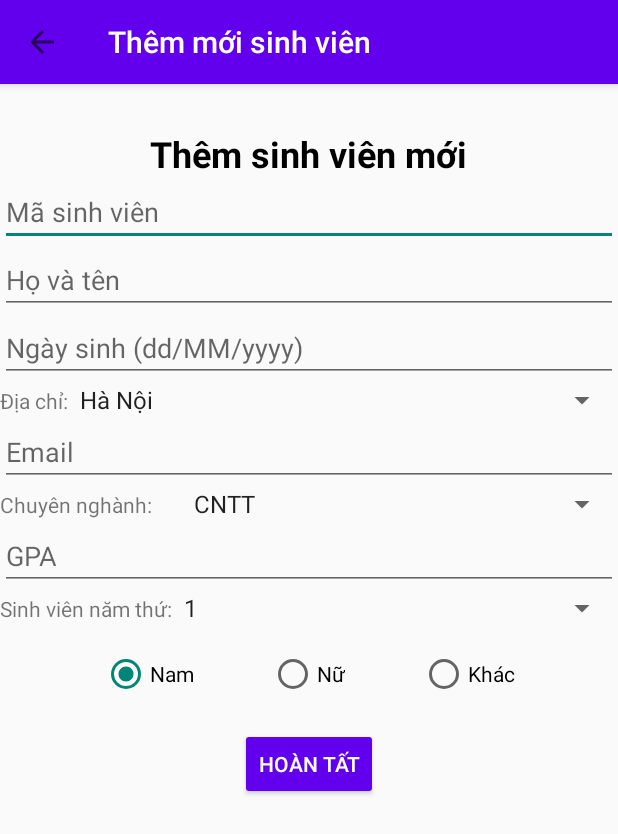
After one commit to tuandat25/CSE441_PRACTICE, an Android app: the CreateActivity screen opened directly, with no data from a screen before it, on a phone screen of 412 x 824 dp. The commit adds this screen. Shown: the top 834 px of the screen. Run offline under Robolectric (Android 15) with nearby library versions, the phone set to English and light mode, and no system bars.

Commit message:
Update add student and see information student

```diff
--- a/BTTH03/app/src/main/AndroidManifest.xml
+++ b/BTTH03/app/src/main/AndroidManifest.xml
@@ -13,6 +13,12 @@
         android:theme="@style/Theme.BTTH03"
         tools:targetApi="31">
         <activity
+            android:name=".StudentDetailActivity"
+            android:exported="false" />
+        <activity
+            android:name=".CreateActivity"
+            android:exported="false" />
+        <activity
             android:name=".MainActivity"
             android:exported="true">
             <intent-filter>
--- /dev/null
+++ b/BTTH03/app/src/main/java/com/tuandat/btth/btth03/CreateActivity.java
@@ -0,0 +1,204 @@
+package com.tuandat.btth.btth03;
+
+import android.content.Context;
+import android.content.Intent;
+import android.content.SharedPreferences;
+import android.os.Bundle;
+import android.util.Log;
+import android.view.MenuItem;
+import android.widget.Button;
+import android.widget.EditText;
+import android.widget.RadioButton;
+import android.widget.RadioGroup;
+import android.widget.Spinner;
+import android.widget.Toast;
+
+import androidx.activity.EdgeToEdge;
+import androidx.appcompat.app.AppCompatActivity;
+import androidx.appcompat.widget.Toolbar;
+import androidx.core.graphics.Insets;
+import androidx.core.view.ViewCompat;
+import androidx.core.view.WindowInsetsCompat;
+import androidx.localbroadcastmanager.content.LocalBroadcastManager;
+
+import com.google.gson.Gson;
+import com.google.gson.reflect.TypeToken;
+import com.tuandat.btth.btth03.entities.Student;
+
+import java.lang.reflect.Type;
+import java.util.ArrayList;
+import java.util.List;
+
+public class CreateActivity extends AppCompatActivity {
+    private EditText etStudentId, etFullName, etBirthDate, etEmail, etGpa;
+    private Spinner spnMajor, spnExpYear, spnAddr;
+    private Button btnSubmit;
+    private RadioGroup radioGroupGender;
+    private List<Student> studentList;
+
+    @Override
+    protected void onCreate(Bundle savedInstanceState) {
+        super.onCreate(savedInstanceState);
+        EdgeToEdge.enable(this);
+        setContentView(R.layout.activity_create);
+
+        // Khởi tạo các trường nhập
+        etStudentId = findViewById(R.id.etStudentId);
+        etFullName = findViewById(R.id.etFullName);
+        etBirthDate = findViewById(R.id.etBirthDate);
+        etEmail = findViewById(R.id.etEmail);
+        etGpa = findViewById(R.id.etGpa);
+        spnMajor = findViewById(R.id.spnMajor);
+        btnSubmit = findViewById(R.id.btnSubmit);
+        spnExpYear = findViewById(R.id.spnExpYear);
+        radioGroupGender = findViewById(R.id.radioGroupGender);
+        spnAddr = findViewById(R.id.spnAddr);
+
+        // Khởi tạo danh sách sinh viên
+        studentList = new ArrayList<>();
+
+        btnSubmit.setOnClickListener(v -> {
+            saveStudentData();
+        });
+
+        ViewCompat.setOnApplyWindowInsetsListener(findViewById(R.id.main), (v, insets) -> {
+            Insets systemBars = insets.getInsets(WindowInsetsCompat.Type.systemBars());
+            v.setPadding(systemBars.left, systemBars.top, systemBars.right, systemBars.bottom);
+            return insets;
+        });
+
+        // Toolbar
+        Toolbar toolbar = findViewById(R.id.toolbar);
+        setSupportActionBar(toolbar);
+        toolbar.setTitleTextColor(getResources().getColor(android.R.color.white));
+
+        // Thiết lập nút back
+        getSupportActionBar().setDisplayHomeAsUpEnabled(true);
+        getSupportActionBar().setDisplayShowHomeEnabled(true);
+    }
+
+    // Xử lý sự kiện nút back trên Toolbar
+    @Override
+    public boolean onOptionsItemSelected(MenuItem item) {
+        if (item.getItemId() == android.R.id.home) {
+            // Quay lại màn hình trước
+            onBackPressed();
+            return true;
+        }
+        return super.onOptionsItemSelected(item);
+    }
+
+    private void saveStudentData() {
+        // Lấy dữ liệu từ các trường
+        String id = etStudentId.getText().toString().trim();
+        String fullName = etFullName.getText().toString().trim();
+        String birthDate = etBirthDate.getText().toString().trim();
+        String email = etEmail.getText().toString().trim();
+        String address = spnAddr.getSelectedItem().toString();
+        String major = spnMajor.getSelectedItem().toString();
+        String gpaStr = etGpa.getText().toString().trim();
+        int expYear = spnExpYear.getSelectedItemPosition(); // Vị trí của năm trong Spinner
+        String gender = getSelectedGender();
+
+        // Kiểm tra các trường không được để trống
+        if (id.isEmpty()) {
+            etStudentId.setError("Mã sinh viên không được để trống!");
+            return;
+        }
+
+        if (fullName.isEmpty()) {
+            etFullName.setError("Họ và tên không được để trống!");
+            return;
+        }
+
+        if (email.isEmpty()) {
+            etEmail.setError("Email không được để trống!");
+            return;
+        }
+
+        // Kiểm tra định dạng ngày sinh
+        if (!isValidDate(birthDate)) {
+            etBirthDate.setError("Ngày sinh không hợp lệ! Vui lòng nhập theo định dạng dd/MM/yyyy");
+            return;
+        }
+
+        // Kiểm tra GPA
+        if (gpaStr.isEmpty()) {
+            etGpa.setError("GPA không được để trống!");
+            return;
+        }
+
+        double gpa;
+        try {
+            gpa = Double.parseDouble(gpaStr);
+            if (gpa < 0 || gpa > 4.0) {
+                etGpa.setError("GPA phải nằm trong khoảng từ 0 đến 4.0!");
+                return;
+            }
+        } catch (NumberFormatException e) {
+            etGpa.setError("GPA phải là một số!");
+            return;
+        }
+
+        int year = Integer.parseInt(String.valueOf(spnExpYear.getSelectedItemPosition()));
+        // Tạo đối tượng sinh viên
+        Student student = new Student(id, new Student.FullName(fullName, "", ""), gender, birthDate, email, address, major, gpa, year+1);
+
+        // Đọc danh sách sinh viên từ SharedPreferences
+        loadStudentList();
+
+        // Thêm sinh viên vào danh sách
+        studentList.add(student);
+
+        // Lưu vào SharedPreferences
+        saveToSharedPreferences();
+
+        // Hiển thị thông báo
+        Toast.makeText(this, "Thêm sinh viên thành công!", Toast.LENGTH_SHORT).show();
+
+        setResult(RESULT_OK);
+        finish();
+    }
+
+    private void loadStudentList() {
+        SharedPreferences sharedPreferences = getSharedPreferences("student_prefs", MODE_PRIVATE);
+        Gson gson = new Gson();
+        String json = sharedPreferences.getString("student_list", null);
+        Type type = new TypeToken<List<Student>>() {}.getType();
+
+        if (json != null) {
+            studentList = gson.fromJson(json, type);
+        } else {
+            studentList = new ArrayList<>(); // Khởi tạo danh sách mới nếu chưa có dữ liệu
+        }
+    }
+
+    private void saveToSharedPreferences() {
+        SharedPreferences sharedPreferences = getSharedPreferences("student_prefs", MODE_PRIVATE);
+        SharedPreferences.Editor editor = sharedPreferences.edit();
+
+        // Chuyển danh sách sinh viên thành chuỗi JSON
+        Gson gson = new Gson();
+        String json = gson.toJson(studentList);
+
+        editor.putString("student_list", json);
+        editor.apply();
+    }
+
+    private boolean isValidDate(String date) {
+        // Kiểm tra định dạng ngày tháng năm
+        String regex = "^(0[1-9]|[12][0-9]|3[01])/(0[1-9]|1[0-2])/(\\d{4})$";
+        return date.matches(regex);
+    }
+
+    private String getSelectedGender() {
+        int selectedId = radioGroupGender.getCheckedRadioButtonId();
+        if (selectedId != -1) { // Kiểm tra xem có radio button nào được chọn không
+            RadioButton selectedRadioButton = findViewById(selectedId);
+            return selectedRadioButton.getText().toString();
+        }
+        return ""; // Trả về chuỗi rỗng nếu không có giới tính được chọn
+    }
+
+
+}
--- a/BTTH03/app/src/main/java/com/tuandat/btth/btth03/entities/Student.java
+++ b/BTTH03/app/src/main/java/com/tuandat/btth/btth03/entities/Student.java
@@ -1,10 +1,12 @@
 package com.tuandat.btth.btth03.entities;
+import java.io.Serializable;
+
 import lombok.*;
 @Getter
 @Setter
 @NoArgsConstructor
 @AllArgsConstructor
-public class Student {
+public class Student implements Serializable {
     private String id;
     private FullName full_name;
     private String gender;
@@ -21,7 +23,7 @@ public class Student {
     @Setter
     @NoArgsConstructor
     @AllArgsConstructor
-    public static class FullName {
+    public static class FullName implements Serializable {
         private String first;
         private String last;
         private String midd;
--- /dev/null
+++ b/BTTH03/app/src/main/res/layout/activity_create.xml
@@ -0,0 +1,173 @@
+<?xml version="1.0" encoding="utf-8"?>
+<LinearLayout xmlns:android="http://schemas.android.com/apk/res/android"
+    xmlns:app="http://schemas.android.com/apk/res-auto"
+    xmlns:tools="http://schemas.android.com/tools"
+    android:id="@+id/main"
+    android:layout_width="match_parent"
+    android:layout_height="match_parent"
+    android:orientation="vertical"
+    tools:context=".CreateActivity">
+
+    <androidx.appcompat.widget.Toolbar
+        android:id="@+id/toolbar"
+        android:layout_width="match_parent"
+        android:layout_height="?attr/actionBarSize"
+        android:background="?attr/colorPrimary"
+        android:elevation="4dp"
+        style="@style/MyActionBarTitleText"
+        app:layout_constraintEnd_toEndOf="parent"
+        app:layout_constraintStart_toStartOf="parent"
+        app:layout_constraintTop_toTopOf="parent"
+        app:popupTheme="@style/ThemeOverlay.AppCompat.Light"
+        app:title= "Thêm mới sinh viên" />
+
+    <TextView
+        android:layout_width="wrap_content"
+        android:layout_height="wrap_content"
+        android:layout_marginTop="30dp"
+        android:text="Thêm sinh viên mới"
+        android:textSize="24dp"
+        android:textColor="#000000"
+        android:textStyle="bold"
+        android:layout_gravity="center"/>
+
+    <!-- Mã sinh viên -->
+    <EditText
+        android:id="@+id/etStudentId"
+        android:layout_width="match_parent"
+        android:layout_height="wrap_content"
+        android:hint="Mã sinh viên"
+        android:inputType="text"
+        android:importantForAccessibility="yes"/>
+
+    <!-- Họ và tên -->
+    <EditText
+        android:id="@+id/etFullName"
+        android:layout_width="match_parent"
+        android:layout_height="wrap_content"
+        android:hint="Họ và tên"
+        android:inputType="text"/>
+
+    <!-- Ngày sinh -->
+    <EditText
+        android:id="@+id/etBirthDate"
+        android:layout_width="match_parent"
+        android:layout_height="wrap_content"
+        android:hint="Ngày sinh (dd/MM/yyyy)"
+        android:inputType="date"/>
+    <LinearLayout
+        android:layout_width="match_parent"
+        android:layout_height="wrap_content"
+        android:orientation="horizontal">
+
+        <TextView
+            android:id="@+id/textViewAddr"
+            android:layout_width="wrap_content"
+            android:layout_height="wrap_content"
+            android:text="Địa chỉ:" />
+
+        <Spinner
+            android:id="@+id/spnAddr"
+            android:layout_width="match_parent"
+            android:layout_height="wrap_content"
+            android:entries="@array/adress"/>
+    </LinearLayout>
+    <!-- Email -->
+    <EditText
+        android:id="@+id/etEmail"
+        android:layout_width="match_parent"
+        android:layout_height="wrap_content"
+        android:hint="Email"
+        android:inputType="textEmailAddress"/>
+
+    <!-- Chuyên ngành (combo box) -->
+    <LinearLayout
+        android:layout_width="match_parent"
+        android:layout_height="wrap_content"
+        android:orientation="horizontal">
+
+        <TextView
+            android:id="@+id/textViewMajor"
+            android:layout_width="wrap_content"
+            android:layout_height="wrap_content"
+
+            android:text="Chuyên nghành:" />
+
+        <Spinner
+            android:id="@+id/spnMajor"
+            android:layout_marginStart="20dp"
+            android:layout_width="match_parent"
+            android:layout_height="wrap_content"
+            android:entries="@array/majors_array"/>
+    </LinearLayout>
+
+
+
+    <!-- GPA -->
+    <EditText
+        android:id="@+id/etGpa"
+        android:layout_width="match_parent"
+        android:layout_height="wrap_content"
+        android:hint="GPA"
+        android:inputType="numberDecimal"/>
+
+    <!-- Chuyên ngành (combo box) -->
+    <LinearLayout
+        android:layout_width="match_parent"
+        android:layout_height="wrap_content"
+        android:orientation="horizontal">
+
+        <TextView
+            android:id="@+id/textViewExpYear"
+            android:layout_width="wrap_content"
+            android:layout_height="wrap_content"
+            android:text="Sinh viên năm thứ:" />
+
+        <Spinner
+            android:id="@+id/spnExpYear"
+            android:layout_width="match_parent"
+            android:layout_height="wrap_content"
+            android:entries="@array/exp_year"/>
+    </LinearLayout>
+    <RadioGroup
+        android:id="@+id/radioGroupGender"
+        android:layout_width="wrap_content"
+        android:layout_height="wrap_content"
+        android:layout_gravity="center"
+        android:orientation="horizontal"
+        android:layout_marginTop="16dp"> <!-- Thay previous_element bằng ID của View trước đó -->
+
+        <RadioButton
+            android:id="@+id/radioMale"
+            android:layout_width="wrap_content"
+            android:layout_height="wrap_content"
+            android:layout_marginEnd="50dp"
+            android:text="Nam"
+            android:checked="true"/>
+
+        <RadioButton
+            android:id="@+id/radioFemale"
+            android:layout_width="wrap_content"
+            android:layout_height="wrap_content"
+            android:layout_marginEnd="50dp"
+            android:text="Nữ" />
+
+        <RadioButton
+            android:id="@+id/radioOther"
+            android:layout_width="wrap_content"
+            android:layout_height="wrap_content"
+            android:text="Khác"/>
+    </RadioGroup>
+
+    <!-- Nút Hoàn Tất -->
+    <androidx.appcompat.widget.AppCompatButton
+        android:id="@+id/btnSubmit"
+        android:layout_width="wrap_content"
+        android:layout_height="wrap_content"
+        android:layout_marginTop="20dp"
+        android:backgroundTint="#6200EE"
+        android:textColor="@color/white"
+        android:layout_gravity="center"
+        android:text="Hoàn tất"/>
+
+</LinearLayout>
--- a/BTTH03/app/src/main/res/layout/item_student.xml
+++ b/BTTH03/app/src/main/res/layout/item_student.xml
@@ -8,6 +8,7 @@
     android:padding="8dp"
     android:layout_marginStart="20dp"
     android:layout_marginEnd="20dp"
+
     android:background="@drawable/border_bottom"
     >
 
@@ -31,6 +32,7 @@
             android:text="BFFFHDH111"
             android:textSize="20sp"
             android:textStyle="bold"
+            android:layout_marginStart="8dp"
             android:textColor="#000000"/>
         <TextView
             android:id="@+id/textViewName"
@@ -47,6 +49,7 @@
             android:layout_height="wrap_content"
             android:text="3.46"
             android:textColor="#F8582C"
+            android:layout_marginStart="8dp"
             android:textSize="16sp"
             android:textStyle="bold"/>
     </LinearLayout>
--- a/BTTH03/app/src/main/res/values/strings.xml
+++ b/BTTH03/app/src/main/res/values/strings.xml
@@ -1,3 +1,24 @@
 <resources>
     <string name="app_name">BTTH03</string>
+    <string-array name="majors_array">
+        <item>CNTT</item>
+        <item>Kinh Tế</item>
+        <item>Kỹ Thuật</item>
+    </string-array>
+    <string-array name="exp_year">
+        <item>1</item>
+        <item>2</item>
+        <item>3</item>
+        <item>4</item>
+        <item>5</item>
+        <item>6</item>
+    </string-array>
+
+    <string-array name="adress">
+        <item>Hà Nội</item>
+        <item>Quảng Ninh</item>
+        <item>Phú Thọ</item>
+        <item>Hồ Chí Minh</item>
+
+    </string-array>
 </resources>
```
Also changed, not shown: BTTH03/app/src/main/java/com/tuandat/btth/btth03/MainActivity.java (+54 -20 lines), BTTH03/app/src/main/java/com/tuandat/btth/btth03/StudentDetailActivity.java (added, +61 -0 lines), BTTH03/app/src/main/java/com/tuandat/btth/btth03/adapter/StudentAdapter.java (+13 -2 lines), BTTH03/app/src/main/res/layout/activity_main.xml (+7 -11 lines), BTTH03/app/src/main/res/layout/activity_student_detail.xml (added, +122 -0 lines).
